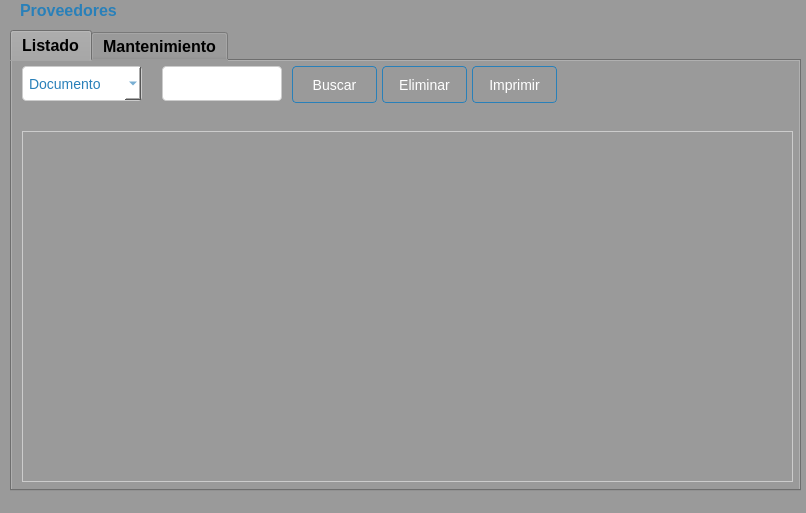
The window that Sistema de ventas/ui/FrmProveedor.ui (CodeDrTech/DevelopPython) describes before a commit, drawn with Qt 5.
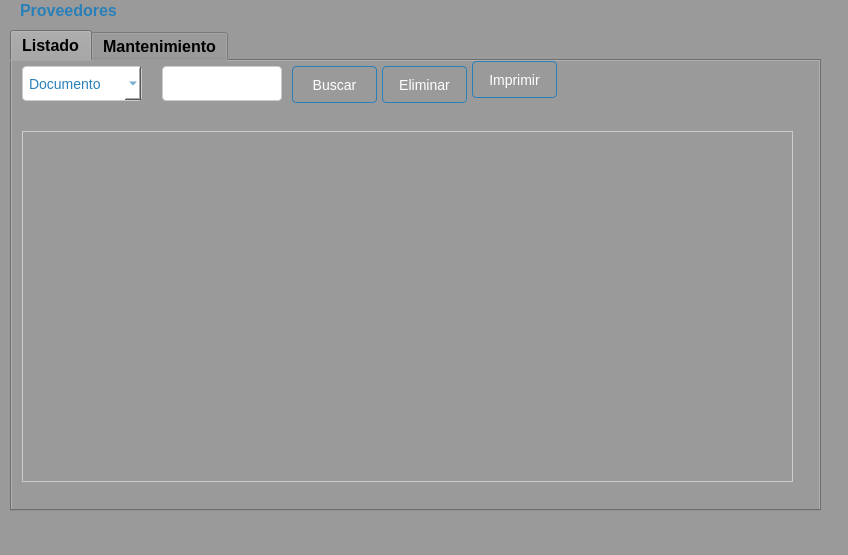
The same window after the commit.

```diff
--- a/Sistema de ventas/ui/FrmProveedor.ui
+++ b/Sistema de ventas/ui/FrmProveedor.ui
@@ -9,8 +9,8 @@
    <rect>
     <x>0</x>
     <y>0</y>
-    <width>806</width>
-    <height>513</height>
+    <width>848</width>
+    <height>555</height>
    </rect>
   </property>
   <property name="windowTitle">
@@ -57,8 +57,8 @@
      <rect>
       <x>10</x>
       <y>30</y>
-      <width>791</width>
-      <height>461</height>
+      <width>811</width>
+      <height>481</height>
      </rect>
     </property>
     <property name="toolTip">
@@ -244,7 +244,7 @@
       <property name="geometry">
        <rect>
         <x>460</x>
-        <y>5</y>
+        <y>0</y>
         <width>85</width>
         <height>37</height>
        </rect>
```
Left out of the diff: 2 changed lines with no effect on the pictures.
